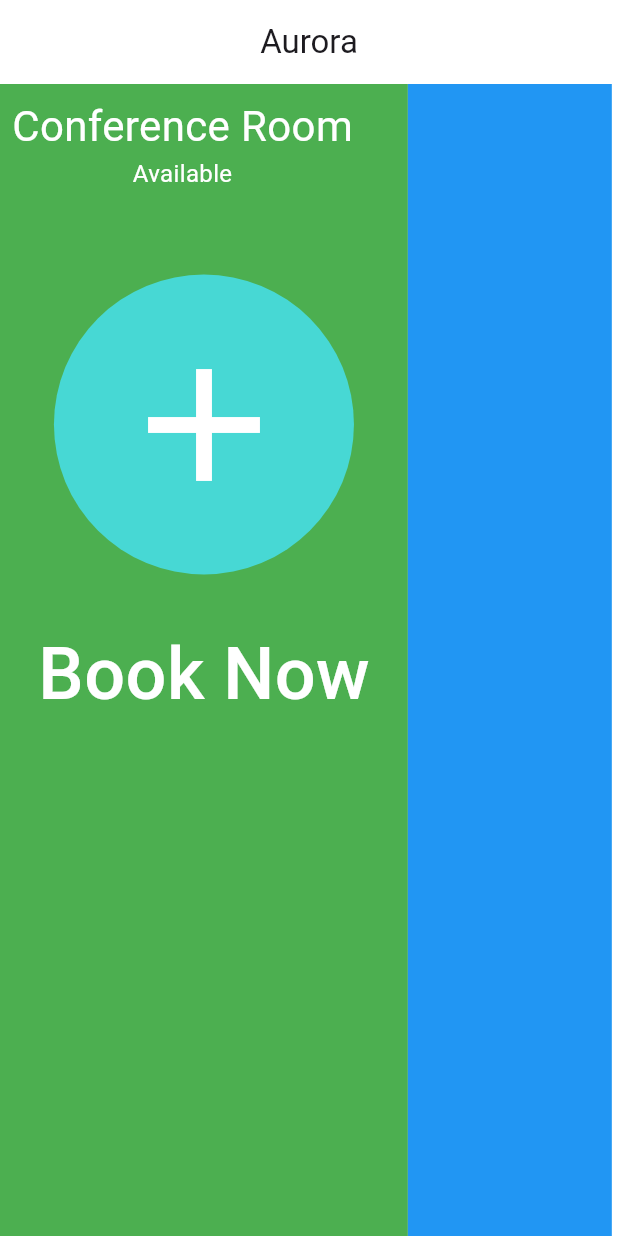
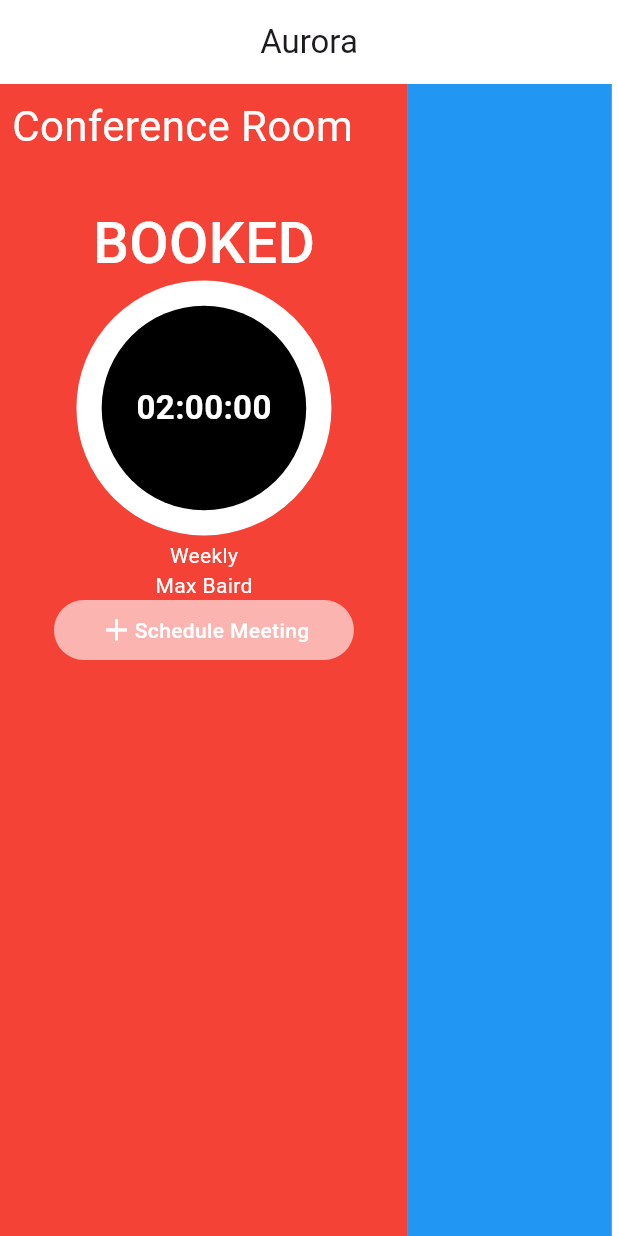
Before and after one commit to maxbaird/aurora, a Flutter app: the screen it shows after launch, on a phone screen of 412 x 824 dp. Run offline on Flutter 3.47's test engine with Material 3 defaults, Android fonts, the phone set to English and light mode, and no system bars; drawn by our look-alikes of circular_countdown_timer.

Commit message:
Reducing size of layout to make screen compatiable with raspberry pi.

```diff
--- a/lib/aurora/presentation/aurora.dart
+++ b/lib/aurora/presentation/aurora.dart
@@ -8,9 +8,10 @@ class Aurora extends StatelessWidget {
   Widget build(BuildContext context) {
     final screenWidth = MediaQuery.of(context).size.width;
     return Row(
+      crossAxisAlignment: CrossAxisAlignment.start,
       children: [
         const AuroraStatusPanel(
-          roomStatus: RoomStatus.available,
+          roomStatus: RoomStatus.booked,
           roomName: 'Conference Room',
           meetingName: 'Weekly',
           hostName: 'Max Baird',
--- a/lib/core/presentation/widgets/aurora_status_panel.dart
+++ b/lib/core/presentation/widgets/aurora_status_panel.dart
@@ -47,7 +47,6 @@ class AuroraStatusPanel extends StatelessWidget {
       child: Column(
         children: [
           _RoomInfo(roomName: roomName, available: _available),
-          const SizedBox(height: 48.0),
           _body,
         ],
       ),
@@ -95,19 +94,23 @@ class _Booked extends StatelessWidget {
   @override
   Widget build(BuildContext context) {
     return Column(
-      mainAxisAlignment: MainAxisAlignment.spaceEvenly,
+      mainAxisAlignment: MainAxisAlignment.start,
       children: [
         const Text(
           'BOOKED',
           style: const TextStyle(
-            fontSize: 48.0,
+            fontSize: 38.0,
             color: kAuroraWhite,
             fontWeight: FontWeight.w500,
           ),
         ),
-        const _Timer(),
-        Text(meetingName),
-        Text(hostName),
+        const Padding(
+          padding: EdgeInsets.symmetric(vertical: 8.0),
+          child: _Timer(),
+        ),
+        const SizedBox(height: 5.0),
+        Text(meetingName, style: const TextStyle(color: kAuroraWhite)),
+        Text(hostName, style: const TextStyle(color: kAuroraWhite)),
         AuroraScheduleMeetingButton(
             label: 'Schedule Meeting',
             onTap: () {
@@ -175,8 +178,8 @@ class _Timer extends StatelessWidget {
       duration: 60 * 60 * 2,
       initialDuration: 0,
       controller: CountDownController(),
-      width: 200.0,
-      height: 200.0,
+      width: 150.0,
+      height: 150.0,
       ringColor: kAuroraWhite,
       ringGradient: null,
       fillColor: Colors.purpleAccent[100]!,
@@ -186,7 +189,7 @@ class _Timer extends StatelessWidget {
       strokeWidth: 20.0,
       strokeCap: StrokeCap.round,
       textStyle: const TextStyle(
-        fontSize: 33.0,
+        fontSize: 22.0,
         color: Colors.white,
         fontWeight: FontWeight.bold,
       ),
```
Also changed, not shown: lib/core/presentation/widgets/aurora_schedule_panel.dart (added, +14 -0 lines).
